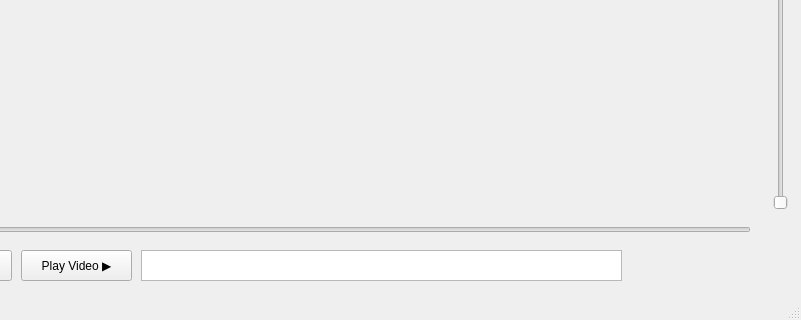
Above: ui/mainwindow.ui from IvanOrfanidi/Video_Player before the change; both pictures show x 119 to 920 and y 517 to 837 of the 920 by 837 pixel window. Below: the same form after it.
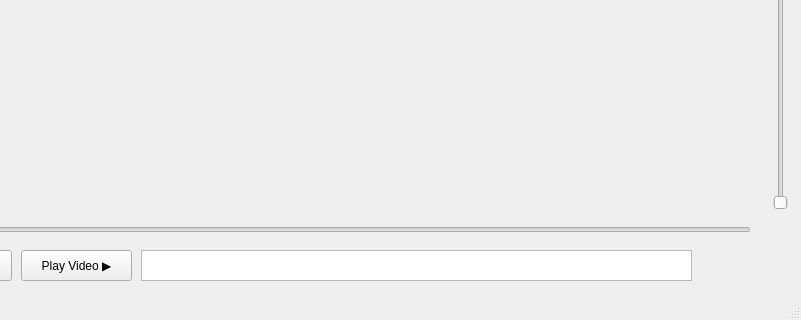
That is the form after the change.

```diff
--- a/ui/mainwindow.ui
+++ b/ui/mainwindow.ui
@@ -45,7 +45,7 @@
      <rect>
       <x>260</x>
       <y>750</y>
-      <width>481</width>
+      <width>551</width>
       <height>31</height>
      </rect>
     </property>
@@ -88,9 +88,9 @@
    <widget class="QLabel" name="label_2">
     <property name="geometry">
      <rect>
-      <x>760</x>
+      <x>830</x>
       <y>750</y>
-      <width>141</width>
+      <width>71</width>
       <height>31</height>
      </rect>
     </property>
```
Left out of the diff: 6 changed lines with no effect on the pictures.
